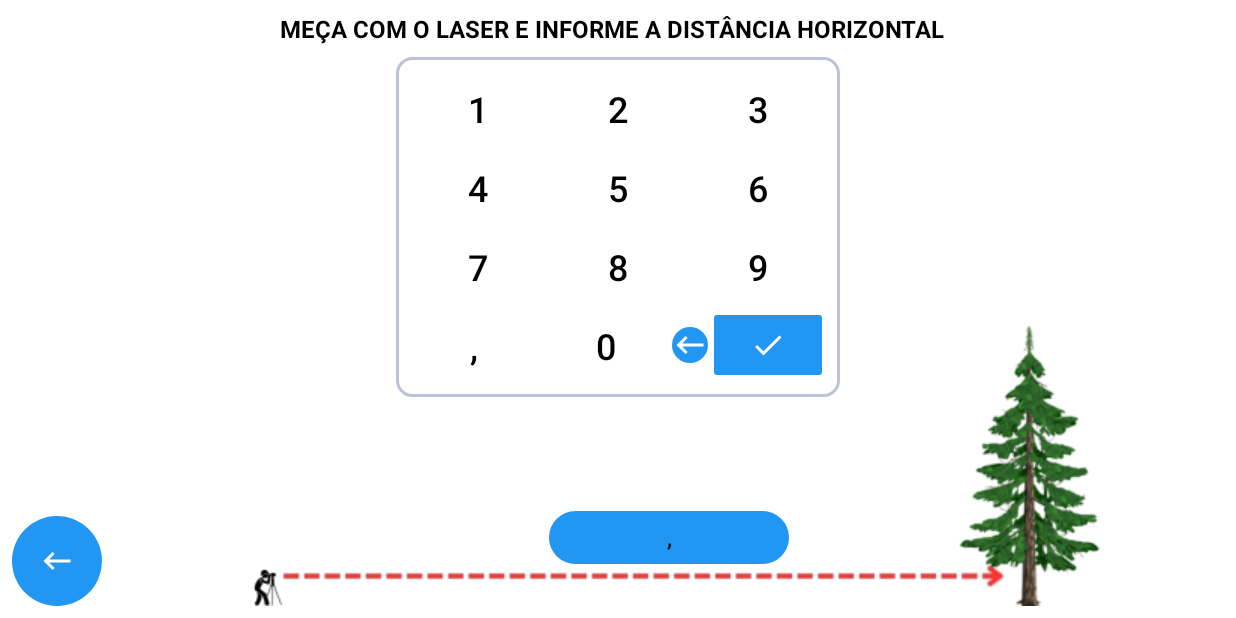
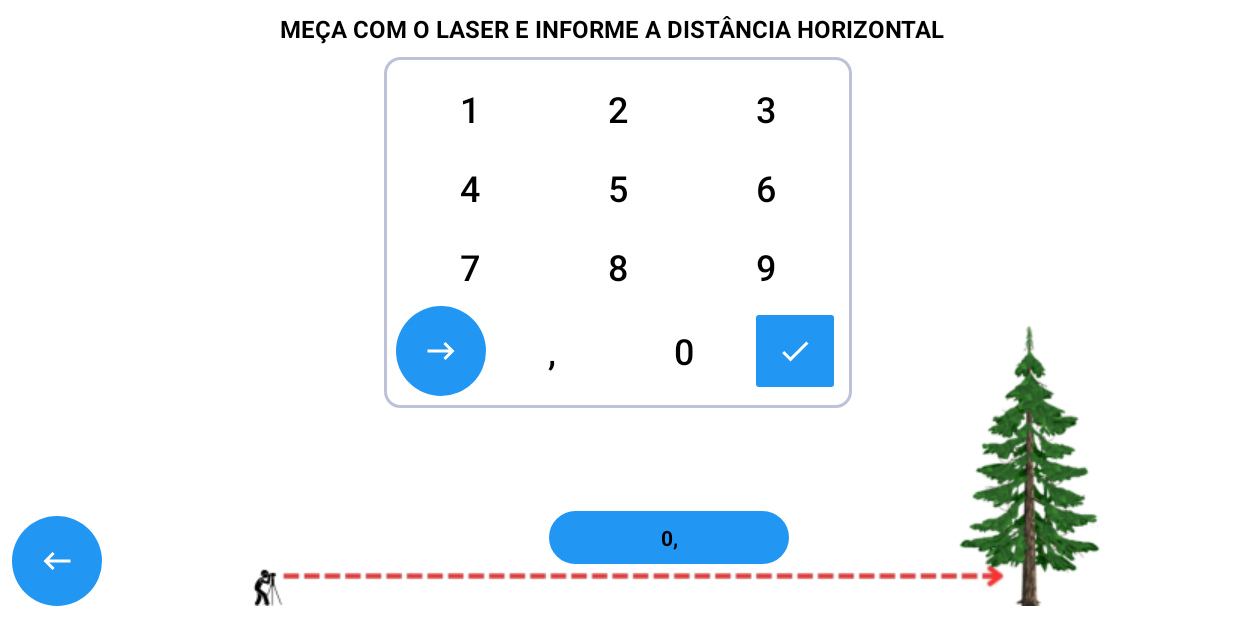
Before and after one commit to gustavodias24/DendroSmart-App, an Android app: the SetarDHActivity screen opened directly, with no data from a screen before it, after a tap on an icon or button, on a phone screen of 824 x 412 dp (held sideways). Run offline under Robolectric (Android 15) with nearby library versions, the phone set to English and light mode, and no system bars; 1 other tap on this screen came first.

Commit message:
updates 14-08

```diff
--- a/app/src/main/AndroidManifest.xml
+++ b/app/src/main/AndroidManifest.xml
@@ -50,7 +50,6 @@
             android:name=".activitys.NotificacoesActivity"
             android:exported="false"
             android:theme="@style/Theme.MaterialComponents.Light.DarkActionBar"
-            android:screenOrientation="portrait"
             />
         <activity
             android:name=".activitys.SmalianCalculoActivity"
--- a/app/src/main/java/benicio/soluces/dimensional/activitys/SetarDHActivity.java
+++ b/app/src/main/java/benicio/soluces/dimensional/activitys/SetarDHActivity.java
@@ -107,7 +107,12 @@ public class SetarDHActivity extends AppCompatActivity implements View.OnClickLi
         Button button = (Button) view;
         String novoTexto = button.getText().toString();
 
-        if (isPrimeiraVez || mainBinding.edtDh.getText().equals("0")) {
+        // Verifica se o novoTexto começa com uma vírgula ou ponto e adiciona o "0" na frente
+        if (novoTexto.startsWith(",") || novoTexto.startsWith(".")) {
+            novoTexto = "0" + novoTexto;
+        }
+
+        if (isPrimeiraVez || mainBinding.edtDh.getText().toString().equals("0")) {
             mainBinding.edtDh.setText(novoTexto);
             isPrimeiraVez = false;
         } else {
--- a/app/src/main/res/layout/activity_menu.xml
+++ b/app/src/main/res/layout/activity_menu.xml
@@ -60,9 +60,11 @@
             android:layout_gravity="center"
             android:backgroundTint="#2196F3"
             android:onClick="relatorios"
+            android:text="PDF/KMZ"
             android:textAllCaps="true"
-            app:icon="@drawable/compartilharicon"
-            app:iconGravity="textStart"
+            android:textSize="10sp"
+            android:textStyle="bold"
+            app:cornerRadius="10dp"
             app:iconSize="30dp"
             tools:ignore="MissingConstraints" />
 
--- a/app/src/main/res/layout/activity_setar_dhactivity.xml
+++ b/app/src/main/res/layout/activity_setar_dhactivity.xml
@@ -157,6 +157,7 @@
                     android:text="9"
                     android:textColor="#000000"
                     android:textSize="24sp" />
+
             </LinearLayout>
 
             <LinearLayout
@@ -164,10 +165,22 @@
                 android:layout_height="wrap_content"
                 android:orientation="horizontal">
 
+                <ImageButton
+                    android:id="@+id/btnApagar"
+                    android:layout_width="60dp"
+                    android:layout_height="60dp"
+                    android:layout_gravity="center"
+                    android:background="@drawable/background_redondo"
+                    android:backgroundTint="#2196F3"
+                    android:rotationY="180"
+                    android:src="@drawable/baseline_keyboard_backspace_24"
+                    android:text="Button"
+                    app:tint="#FFFFFF" />
+
                 <Button
                     android:id="@+id/btnVirgula"
                     android:layout_width="wrap_content"
-                    android:layout_height="wrap_content"
+                    android:layout_height="match_parent"
                     android:layout_weight="1"
                     android:backgroundTint="#FFFFFF"
                     android:text=","
@@ -177,27 +190,16 @@
                 <Button
                     android:id="@+id/btn0"
                     android:layout_width="wrap_content"
-                    android:layout_height="wrap_content"
+                    android:layout_height="match_parent"
                     android:backgroundTint="#FFFFFF"
                     android:text="0"
                     android:textColor="#000000"
                     android:textSize="24sp" />
 
                 <ImageButton
-                    android:id="@+id/btnApagar"
-                    android:layout_width="wrap_content"
-                    android:layout_height="wrap_content"
-                    android:layout_gravity="center"
-                    android:background="@drawable/background_redondo"
-                    android:backgroundTint="#2196F3"
-                    android:src="@drawable/baseline_keyboard_backspace_24"
-                    android:text="Button"
-                    app:tint="#FFFFFF" />
-
-                <ImageButton
                     android:id="@+id/btnProsseguir"
-                    android:layout_width="wrap_content"
-                    android:layout_height="wrap_content"
+                    android:layout_width="60dp"
+                    android:layout_height="60dp"
                     android:backgroundTint="#2196F3"
                     android:paddingLeft="28dp"
                     android:paddingTop="14dp"
```
Also changed, not shown: app/src/main/java/benicio/soluces/dimensional/activitys/SetarComprimentoToraActivity.java (+11 -6 lines), app/src/main/res/layout/activity_setar_comprimento_tora.xml (+14 -15 lines).
